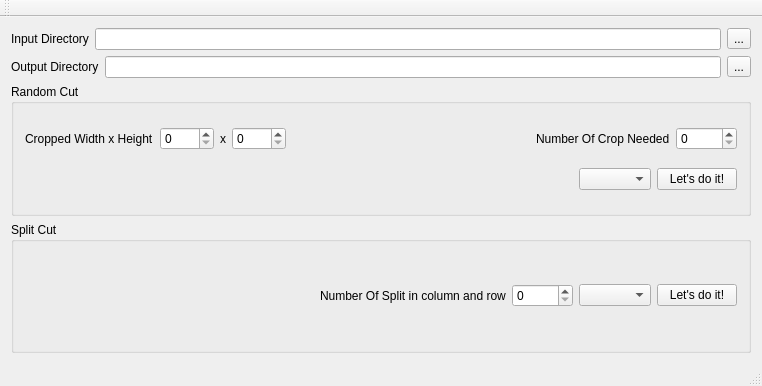
First picture: the form in mainwindow.ui, repository windsice/Randomize_Cropper, before the edit.
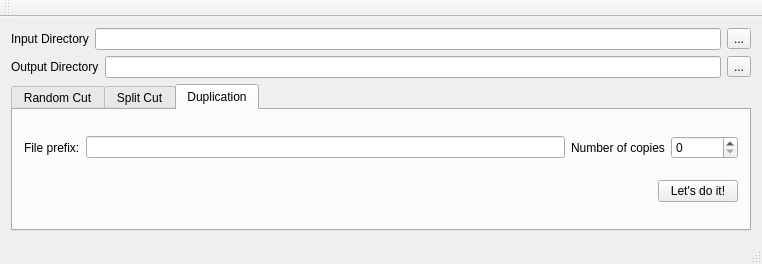
Second picture: the form after the edit.

```diff
--- a/mainwindow.ui
+++ b/mainwindow.ui
@@ -7,7 +7,7 @@
     <x>0</x>
     <y>0</y>
     <width>762</width>
-    <height>386</height>
+    <height>264</height>
    </rect>
   </property>
   <property name="windowTitle">
@@ -58,11 +58,15 @@
      </layout>
     </item>
     <item>
-     <widget class="QGroupBox" name="groupBox_Random">
-      <property name="title">
+     <widget class="QTabWidget" name="tabWidget">
+      <property name="currentIndex">
+       <number>2</number>
+      </property>
+      <widget class="QWidget" name="tab">
+       <attribute name="title">
        <string>Random Cut</string>
-      </property>
-      <layout class="QVBoxLayout" name="verticalLayout">
+       </attribute>
+       <layout class="QVBoxLayout" name="verticalLayout_4">
        <item>
         <layout class="QHBoxLayout" name="horizontalLayout_4" stretch="1,0,1,0,54,0,0">
          <item>
@@ -157,17 +161,11 @@
         </layout>
        </item>
       </layout>
-      <zorder></zorder>
-      <zorder></zorder>
-      <zorder>horizontalSpacer</zorder>
-      <zorder></zorder>
-     </widget>
-    </item>
-    <item>
-     <widget class="QGroupBox" name="groupBox_SplitCut">
-      <property name="title">
+      </widget>
+      <widget class="QWidget" name="tab_2">
+       <attribute name="title">
        <string>Split Cut</string>
-      </property>
+       </attribute>
       <layout class="QVBoxLayout" name="verticalLayout_3">
        <item>
         <layout class="QHBoxLayout" name="horizontalLayout_3">
@@ -212,6 +210,66 @@
        </item>
       </layout>
      </widget>
+      <widget class="QWidget" name="tab_3">
+       <attribute name="title">
+        <string>Duplication</string>
+       </attribute>
+       <layout class="QVBoxLayout" name="verticalLayout">
+        <item>
+         <layout class="QHBoxLayout" name="horizontalLayout_5">
+          <item>
+           <widget class="QLabel" name="label_8">
+            <property name="text">
+             <string>File prefix:</string>
+            </property>
+           </widget>
+          </item>
+          <item>
+           <widget class="QLineEdit" name="lineEdit_DupPrefix"/>
+          </item>
+          <item>
+           <widget class="QLabel" name="label_7">
+            <property name="text">
+             <string>Number of copies</string>
+            </property>
+           </widget>
+          </item>
+          <item>
+           <widget class="QSpinBox" name="spinBox_DupNum">
+            <property name="maximum">
+             <number>999999</number>
+            </property>
+           </widget>
+          </item>
+         </layout>
+        </item>
+        <item>
+         <layout class="QHBoxLayout" name="horizontalLayout_8">
+          <item>
+           <spacer name="horizontalSpacer_5">
+            <property name="orientation">
+             <enum>Qt::Horizontal</enum>
+            </property>
+            <property name="sizeHint" stdset="0">
+             <size>
+              <width>40</width>
+              <height>20</height>
+             </size>
+            </property>
+           </spacer>
+          </item>
+          <item>
+           <widget class="QPushButton" name="pushButton_Dup">
+            <property name="text">
+             <string>Let's do it!</string>
+            </property>
+           </widget>
+          </item>
+         </layout>
+        </item>
+       </layout>
+      </widget>
+     </widget>
     </item>
    </layout>
   </widget>
```
Left out of the diff: 19 changed lines with no effect on the pictures. Lines whose indentation alone changed are shown as unchanged.
